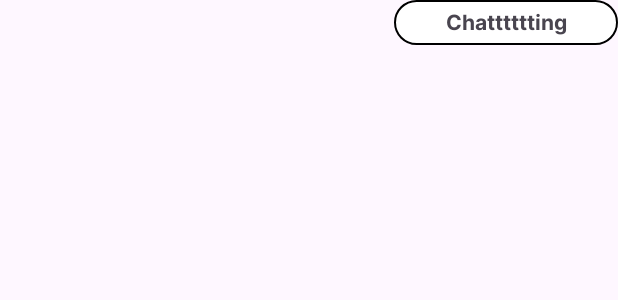
After one commit to astronix1/Orbit, an Android app: the layout chat_item.xml on its own in the app's theme, with its tools: preview values and no code run, on a phone screen of 412 x 824 dp. The commit adds this screen. Shown: the top 300 px of the screen. Run offline under Robolectric (Android 15) with nearby library versions, the phone set to English and light mode, and no system bars; Roboto replaces fonts that are not available here.

Commit message:
edit text view successfully added

```diff
--- /dev/null
+++ b/app/src/main/res/layout/chat_item.xml
@@ -0,0 +1,18 @@
+<?xml version="1.0" encoding="utf-8"?>
+<androidx.constraintlayout.widget.ConstraintLayout xmlns:android="http://schemas.android.com/apk/res/android"
+    xmlns:app="http://schemas.android.com/apk/res-auto"
+    xmlns:tools="http://schemas.android.com/tools"
+    android:layout_width="match_parent"
+    android:layout_height="30dp">
+
+    <TextView
+        android:layout_width="wrap_content"
+        android:layout_height="match_parent"
+        android:text="Chatttttting"
+        android:gravity="center"
+        android:fontFamily="@font/inter_bold"
+        android:background="@drawable/rect2"
+        app:layout_constraintEnd_toEndOf="parent"
+        tools:layout_editor_absoluteY="6dp" />
+
+</androidx.constraintlayout.widget.ConstraintLayout>
--- a/gradle/libs.versions.toml
+++ b/gradle/libs.versions.toml
@@ -1,5 +1,5 @@
 [versions]
-agp = "8.4.1"
+agp = "8.5.0"
 kotlin = "1.9.0"
 coreKtx = "1.13.1"
 junit = "4.13.2"
```
Also changed, not shown: app/src/main/AndroidManifest.xml (+8 -5 lines), app/src/main/java/com/example/myapp/ChatActivity.kt (+21 -0 lines), app/src/main/res/drawable/back.xml (added, +13 -0 lines), app/src/main/res/drawable/rect_txt1.xml (added, +9 -0 lines), app/src/main/res/layout/activity_chat.xml (+53 -16 lines), gradle/wrapper/gradle-wrapper.properties, 1 other file.
